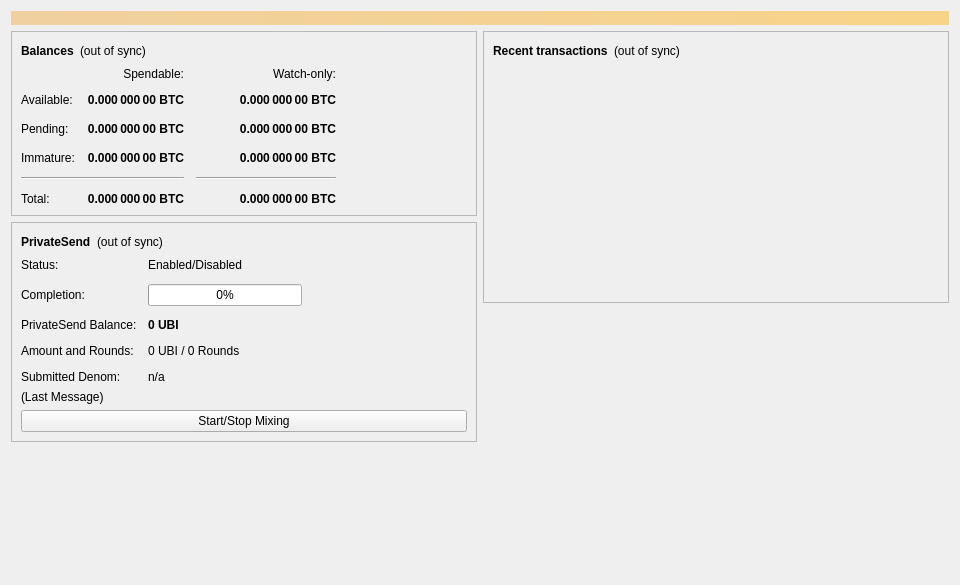
UbiState/ubicoin, file src/qt/forms/overviewpage.ui: the form before one commit.
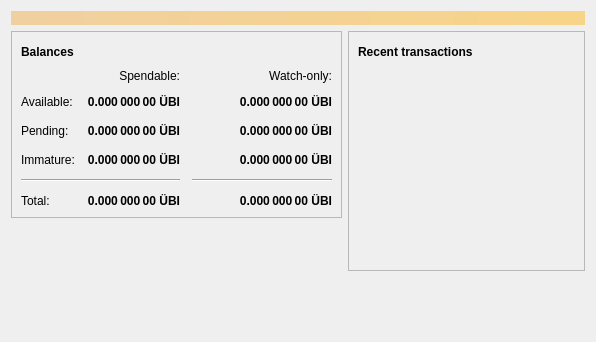
The form after the commit. Icons and pictures are not drawn.

Patch:
```diff
--- a/src/qt/forms/overviewpage.ui
+++ b/src/qt/forms/overviewpage.ui
@@ -6,16 +6,10 @@
    <rect>
     <x>0</x>
     <y>0</y>
-    <width>960</width>
-    <height>585</height>
+    <width>596</width>
+    <height>342</height>
    </rect>
   </property>
-  <property name="minimumSize">
-   <size>
-    <width>960</width>
-    <height>0</height>
-   </size>
-  </property>
   <property name="windowTitle">
    <string>Form</string>
   </property>
@@ -68,15 +62,35 @@
              </widget>
             </item>
             <item>
-             <widget class="QLabel" name="labelWalletStatus">
+             <widget class="QPushButton" name="labelWalletStatus">
+              <property name="enabled">
+               <bool>true</bool>
+              </property>
+              <property name="maximumSize">
+               <size>
+                <width>30</width>
+                <height>16777215</height>
+               </size>
+              </property>
               <property name="toolTip">
                <string>The displayed information may be out of date. Your wallet automatically synchronizes with the Ubicoin network after a connection is established, but this process has not completed yet.</string>
               </property>
               <property name="text">
-               <string notr="true">(out of sync)</string>
+               <string/>
               </property>
-              <property name="alignment">
-               <set>Qt::AlignLeading|Qt::AlignLeft|Qt::AlignVCenter</set>
+              <property name="icon">
+               <iconset resource="../bitcoin.qrc">
+                <normaloff>:/icons/warning</normaloff>
+                <disabledoff>:/icons/warning</disabledoff>:/icons/warning</iconset>
+              </property>
+              <property name="iconSize">
+               <size>
+                <width>24</width>
+                <height>24</height>
+               </size>
+              </property>
+              <property name="flat">
+               <bool>true</bool>
               </property>
              </widget>
             </item>
@@ -115,7 +129,7 @@
                <string>Unconfirmed transactions to watch-only addresses</string>
               </property>
               <property name="text">
-               <string notr="true">0.000 000 00 BTC</string>
+               <string notr="true">0.000 000 00 ÜBI</string>
               </property>
               <property name="alignment">
                <set>Qt::AlignRight|Qt::AlignTrailing|Qt::AlignVCenter</set>
@@ -140,7 +154,7 @@
                <string>Total of transactions that have yet to be confirmed, and do not yet count toward the spendable balance</string>
               </property>
               <property name="text">
-               <string notr="true">0.000 000 00 BTC</string>
+               <string notr="true">0.000 000 00 ÜBI</string>
               </property>
               <property name="alignment">
                <set>Qt::AlignRight|Qt::AlignTrailing|Qt::AlignVCenter</set>
@@ -165,7 +179,7 @@
                <string>Mined balance in watch-only addresses that has not yet matured</string>
               </property>
               <property name="text">
-               <string notr="true">0.000 000 00 BTC</string>
+               <string notr="true">0.000 000 00 ÜBI</string>
               </property>
               <property name="alignment">
                <set>Qt::AlignRight|Qt::AlignTrailing|Qt::AlignVCenter</set>
@@ -223,7 +237,7 @@
                <string>Mined balance that has not yet matured</string>
               </property>
               <property name="text">
-               <string notr="true">0.000 000 00 BTC</string>
+               <string notr="true">0.000 000 00 ÜBI</string>
               </property>
               <property name="alignment">
                <set>Qt::AlignRight|Qt::AlignTrailing|Qt::AlignVCenter</set>
@@ -268,7 +282,7 @@
                <string>Your current total balance</string>
               </property>
               <property name="text">
-               <string notr="true">0.000 000 00 BTC</string>
+               <string notr="true">0.000 000 00 ÜBI</string>
               </property>
               <property name="alignment">
                <set>Qt::AlignRight|Qt::AlignTrailing|Qt::AlignVCenter</set>
@@ -293,7 +307,7 @@
                <string>Current total balance in watch-only addresses</string>
               </property>
               <property name="text">
-               <string notr="true">0.000 000 00 BTC</string>
+               <string notr="true">0.000 000 00 ÜBI</string>
               </property>
               <property name="alignment">
                <set>Qt::AlignRight|Qt::AlignTrailing|Qt::AlignVCenter</set>
@@ -335,7 +349,7 @@
                <string>Your current spendable balance</string>
               </property>
               <property name="text">
-               <string notr="true">0.000 000 00 BTC</string>
+               <string notr="true">0.000 000 00 ÜBI</string>
               </property>
               <property name="alignment">
                <set>Qt::AlignRight|Qt::AlignTrailing|Qt::AlignVCenter</set>
@@ -360,7 +374,7 @@
                <string>Your current balance in watch-only addresses</string>
               </property>
               <property name="text">
-               <string notr="true">0.000 000 00 BTC</string>
+               <string notr="true">0.000 000 00 ÜBI</string>
               </property>
               <property name="alignment">
                <set>Qt::AlignRight|Qt::AlignTrailing|Qt::AlignVCenter</set>
@@ -392,192 +406,6 @@
          </layout>
         </widget>
        </item>
-       <item>
-        <widget class="QFrame" name="framePrivateSend">
-         <property name="layoutDirection">
-          <enum>Qt::LeftToRight</enum>
-         </property>
-         <property name="frameShape">
-          <enum>QFrame::StyledPanel</enum>
-         </property>
-         <property name="frameShadow">
-          <enum>QFrame::Raised</enum>
-         </property>
-         <layout class="QVBoxLayout" name="VerticalLayout_PS1">
-          <item>
-           <layout class="QHBoxLayout" name="horizontalLayout_5">
-            <item>
-             <widget class="QLabel" name="labelPrivateSendHeader">
-              <property name="font">
-               <font>
-                <weight>75</weight>
-                <bold>true</bold>
-               </font>
-              </property>
-              <property name="text">
-               <string>PrivateSend</string>
-              </property>
-             </widget>
-            </item>
-            <item>
-             <widget class="QLabel" name="labelPrivateSendSyncStatus">
-              <property name="toolTip">
-               <string>The displayed information may be out of date. Your wallet automatically synchronizes with the Ubicoin network after a connection is established, but this process has not completed yet.</string>
-              </property>
-              <property name="text">
-               <string notr="true">(out of sync)</string>
-              </property>
-              <property name="alignment">
-               <set>Qt::AlignLeading|Qt::AlignLeft|Qt::AlignVCenter</set>
-              </property>
-             </widget>
-            </item>
-            <item>
-             <spacer name="horizontalSpacer_4">
-              <property name="orientation">
-               <enum>Qt::Horizontal</enum>
-              </property>
-              <property name="sizeHint" stdset="0">
-               <size>
-                <width>40</width>
-                <height>20</height>
-               </size>
-              </property>
-             </spacer>
-            </item>
-           </layout>
-          </item>
-          <item>
-           <layout class="QFormLayout" name="privateSendFormLayout">
-            <property name="fieldGrowthPolicy">
-             <enum>QFormLayout::AllNonFixedFieldsGrow</enum>
-            </property>
-            <property name="horizontalSpacing">
-             <number>11</number>
-            </property>
-            <property name="verticalSpacing">
-             <number>12</number>
-            </property>
-            <item row="0" column="0">
-             <widget class="QLabel" name="labelPrivateSendEnabledText">
-              <property name="text">
-               <string>Status:</string>
-              </property>
-             </widget>
-            </item>
-            <item row="0" column="1">
-             <widget class="QLabel" name="labelPrivateSendEnabled">
-              <property name="text">
-               <string>Enabled/Disabled</string>
-              </property>
-             </widget>
-            </item>
-            <item row="1" column="0">
-             <widget class="QLabel" name="labelCompletitionText">
-              <property name="text">
-               <string>Completion:</string>
-              </property>
-             </widget>
-            </item>
-            <item row="1" column="1">
-             <widget class="QProgressBar" name="privateSendProgress">
-              <property name="maximumSize">
-               <size>
-                <width>154</width>
-                <height>16777215</height>
-               </size>
-              </property>
-              <property name="value">
-               <number>0</number>
-              </property>
-             </widget>
-            </item>
-            <item row="2" column="0">
-             <widget class="QLabel" name="labelAnonymizedText">
-              <property name="text">
-               <string>PrivateSend Balance:</string>
-              </property>
-             </widget>
-            </item>
-            <item row="2" column="1">
-             <widget class="QLabel" name="labelAnonymized">
-              <property name="font">
-               <font>
-                <weight>75</weight>
-                <bold>true</bold>
-               </font>
-              </property>
-              <property name="text">
-               <string notr="true">0 UBI</string>
-              </property>
-             </widget>
-            </item>
-            <item row="3" column="0">
-             <widget class="QLabel" name="labelAmountAndRoundsText">
-              <property name="text">
-               <string>Amount and Rounds:</string>
-              </property>
-             </widget>
-            </item>
-            <item row="3" column="1">
-             <widget class="QLabel" name="labelAmountRounds">
-              <property name="text">
-               <string>0 UBI / 0 Rounds</string>
-              </property>
-             </widget>
-            </item>
-            <item row="4" column="0">
-             <widget class="QLabel" name="labelSubmittedDenomText">
-              <property name="text">
-               <string>Submitted Denom:</string>
-              </property>
-             </widget>
-            </item>
-            <item row="4" column="1">
-             <widget class="QLabel" name="labelSubmittedDenom">
-              <property name="toolTip">
-               <string>The denominations you submitted to the Masternode.&lt;br&gt;To mix, other users must submit the exact same denominations.</string>
-              </property>
-              <property name="text">
-               <string>n/a</string>
-              </property>
-             </widget>
-            </item>
-           </layout>
-          </item>
-          <item>
-           <layout class="QVBoxLayout" name="VerticalLayout_PS">
-            <item>
-             <widget class="QLabel" name="labelPrivateSendLastMessage">
-              <property name="text">
-               <string>(Last Message)</string>
-              </property>
-              <property name="alignment">
-               <set>Qt::AlignLeading|Qt::AlignLeft|Qt::AlignTop</set>
-              </property>
-              <property name="wordWrap">
-               <bool>true</bool>
-              </property>
-             </widget>
-            </item>
-            <item>
-             <widget class="QPushButton" name="togglePrivateSend">
-              <property name="sizePolicy">
-               <sizepolicy hsizetype="MinimumExpanding" vsizetype="Fixed">
-                <horstretch>0</horstretch>
-                <verstretch>0</verstretch>
-               </sizepolicy>
-              </property>
-              <property name="text">
-               <string>Start/Stop Mixing</string>
-              </property>
-             </widget>
-            </item>
-           </layout>
-          </item>
-         </layout>
-        </widget>
-       </item>
        <item>
         <spacer name="verticalSpacer">
          <property name="orientation">
@@ -620,15 +448,35 @@
              </widget>
             </item>
             <item>
-             <widget class="QLabel" name="labelTransactionsStatus">
+             <widget class="QPushButton" name="labelTransactionsStatus">
+              <property name="enabled">
+               <bool>true</bool>
+              </property>
+              <property name="maximumSize">
+               <size>
+                <width>30</width>
+                <height>16777215</height>
+               </size>
+              </property>
               <property name="toolTip">
                <string>The displayed information may be out of date. Your wallet automatically synchronizes with the Ubicoin network after a connection is established, but this process has not completed yet.</string>
               </property>
               <property name="text">
-               <string notr="true">(out of sync)</string>
+               <string/>
               </property>
-              <property name="alignment">
-               <set>Qt::AlignLeading|Qt::AlignLeft|Qt::AlignVCenter</set>
+              <property name="icon">
+               <iconset resource="../bitcoin.qrc">
+                <normaloff>:/icons/warning</normaloff>
+                <disabledoff>:/icons/warning</disabledoff>:/icons/warning</iconset>
+              </property>
+              <property name="iconSize">
+               <size>
+                <width>24</width>
+                <height>24</height>
+               </size>
+              </property>
+              <property name="flat">
+               <bool>true</bool>
               </property>
              </widget>
             </item>
```
Left out of the diff: 2 changed lines with no effect on the pictures.
